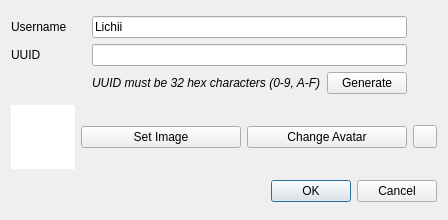
First picture: the form in src/yuzu/configuration/system/new_user_dialog.ui, repository mollie2999/Eglantine, before the edit.
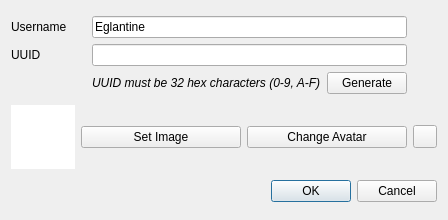
Second picture: the form after the edit.

Commit message: Restore Eglantine application name and project description

```diff
--- a/src/yuzu/configuration/system/new_user_dialog.ui
+++ b/src/yuzu/configuration/system/new_user_dialog.ui
@@ -57,7 +57,7 @@
      <item row="0" column="1" colspan="2">
       <widget class="QLineEdit" name="username">
        <property name="text">
-        <string>Lichii</string>
+        <string>Eglantine</string>
        </property>
       </widget>
      </item>
```
The commit also changes 21 other files.
